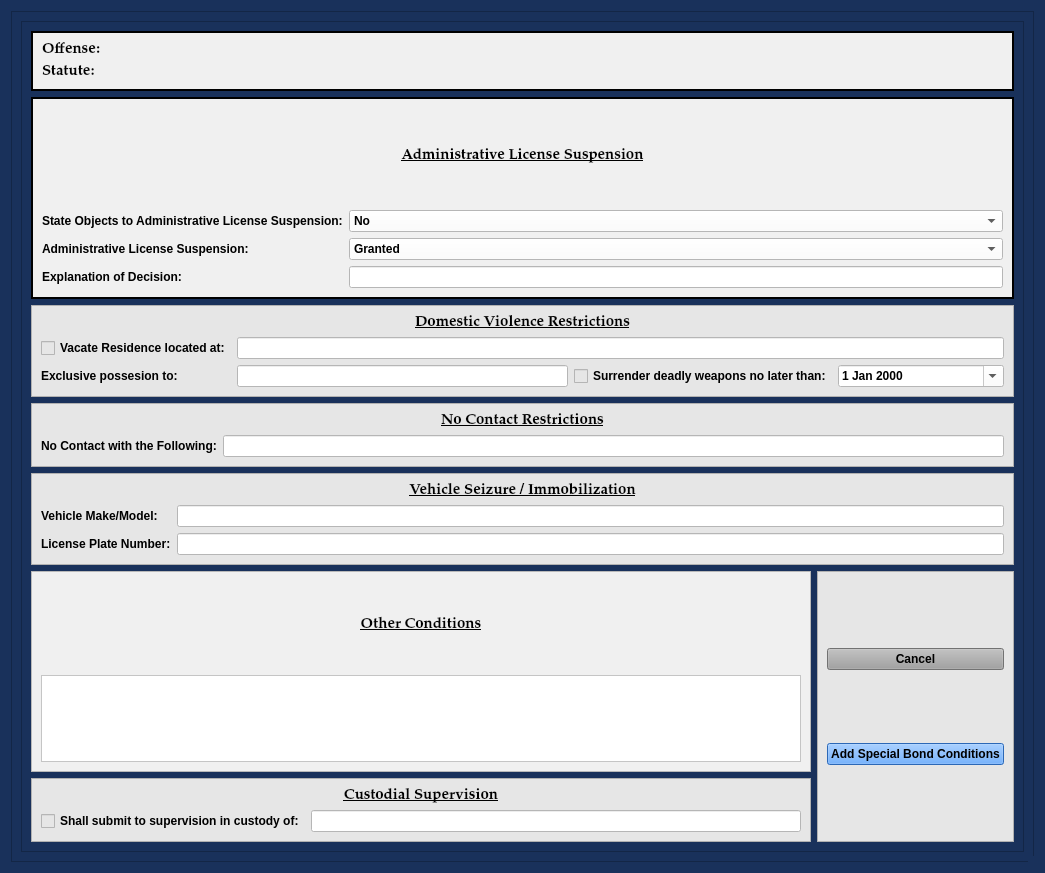
This is views/ui/AddSpecialBondConditionsDialog.ui in HunterProgram22/MuniEntry as Qt 5 draws it before an edit. The edited form follows.
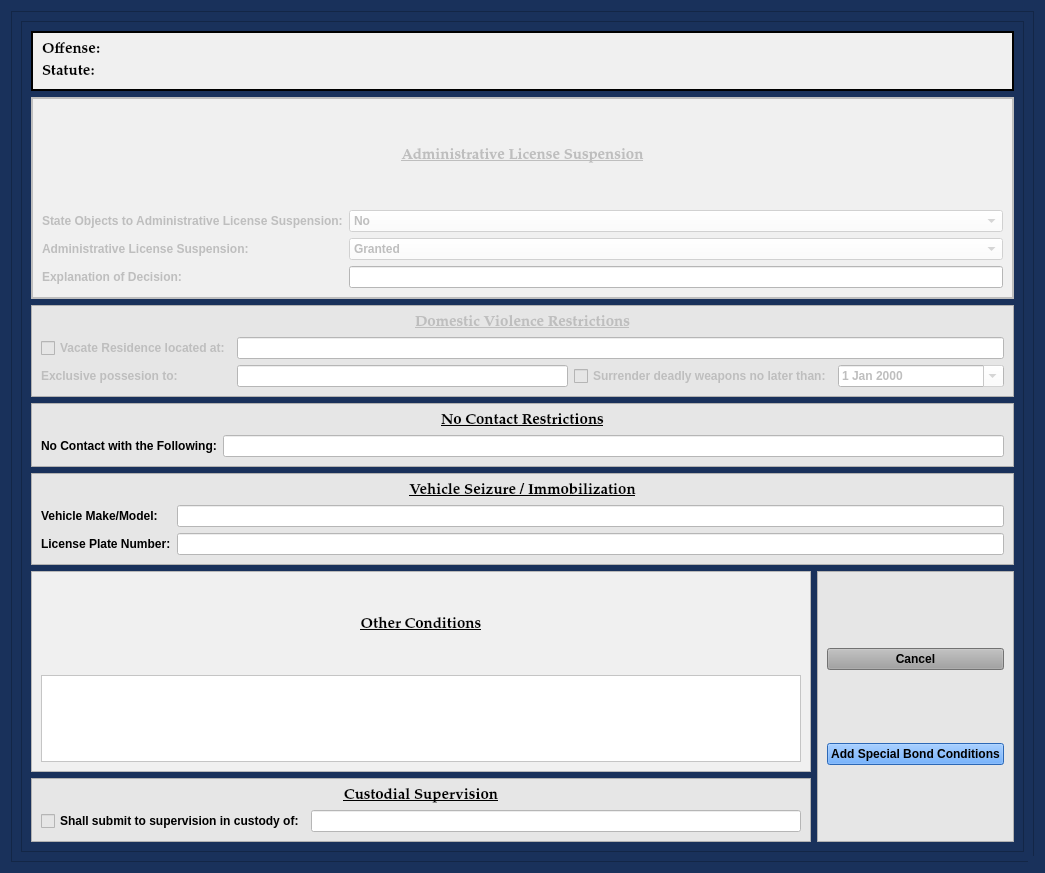
This is the edited form.

Commit message: Working on Special Conditions.

```diff
--- a/views/ui/AddSpecialBondConditionsDialog.ui
+++ b/views/ui/AddSpecialBondConditionsDialog.ui
@@ -171,8 +171,8 @@
           <rect>
            <x>0</x>
            <y>0</y>
-           <width>984</width>
-           <height>846</height>
+           <width>1005</width>
+           <height>833</height>
           </rect>
          </property>
          <layout class="QGridLayout" name="gridLayout_11">
@@ -245,7 +245,7 @@
           <item row="1" column="0" colspan="2">
            <widget class="QFrame" name="license_suspension_frame">
             <property name="enabled">
-             <bool>true</bool>
+             <bool>false</bool>
             </property>
             <property name="styleSheet">
              <string notr="true">background-color: rgb(240, 240, 240);</string>
@@ -355,7 +355,10 @@
            </widget>
           </item>
           <item row="2" column="0" colspan="2">
-           <widget class="QFrame" name="frame_4">
+           <widget class="QFrame" name="domestic_violence_frame_2">
+            <property name="enabled">
+             <bool>false</bool>
+            </property>
             <property name="styleSheet">
              <string notr="true">background-color: rgb(230, 230, 230);</string>
             </property>
```
Left out of the diff: 12 changed lines with no effect on the pictures. The commit also changes 8 other files.
